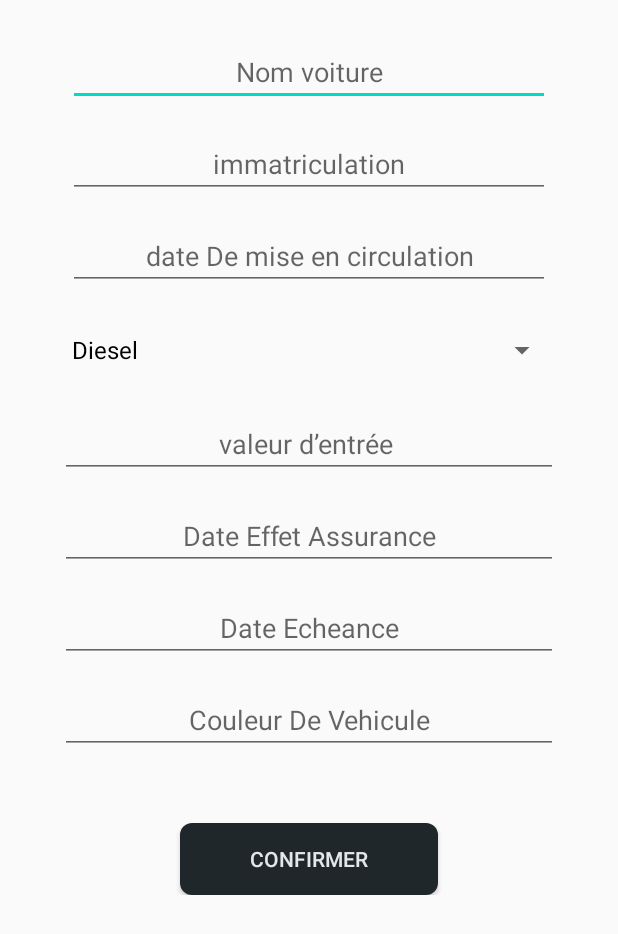
After one commit to Vanhayten/Gestion_Location_php, an Android app: the Ajoute_vihicule screen opened directly, with no data from a screen before it, on a phone screen of 412 x 824 dp. The commit adds this screen. Shown: the top 934 px of the screen. Run offline under Robolectric (Android 15) with nearby library versions, the phone set to English and light mode, and no system bars.

Commit message:
page Ajoute

```diff
--- a/app/src/main/AndroidManifest.xml
+++ b/app/src/main/AndroidManifest.xml
@@ -9,7 +9,8 @@
         android:roundIcon="@mipmap/ic_launcher_round"
         android:supportsRtl="true"
         android:theme="@style/AppTheme">
-        <activity android:name=".entretiens"></activity>
+        <activity android:name=".Ajoute_vihicule"></activity>
+        <activity android:name=".entretiens" />
         <activity android:name=".assurances" />
         <activity android:name=".calendrier" />
         <activity android:name=".creer_compte" />
--- /dev/null
+++ b/app/src/main/java/com/example/gestionlocationnew/Ajoute_vihicule.java
@@ -0,0 +1,54 @@
+package com.example.gestionlocationnew;
+
+import androidx.appcompat.app.AppCompatActivity;
+
+import android.content.Intent;
+import android.os.Bundle;
+import android.view.View;
+import android.widget.ArrayAdapter;
+import android.widget.EditText;
+import android.widget.Spinner;
+import android.widget.Toast;
+
+import org.w3c.dom.Text;
+
+import java.util.ArrayList;
+
+public class Ajoute_vihicule extends AppCompatActivity {
+EditText text1,text2,text3,text4,text5,text6,text7;
+Spinner spinner;
+gestion_location DB;
+    @Override
+    protected void onCreate(Bundle savedInstanceState) {
+        super.onCreate(savedInstanceState);
+        setContentView(R.layout.activity_ajoute_vihicule);
+        DB = new gestion_location(this);
+        spinner = (Spinner)findViewById(R.id.vihicule_marque);
+        ArrayList<String> arrayList  = new ArrayList<String>();
+        arrayList.add("Diesel");
+        arrayList.add("Essence");
+        arrayList.add("Hbride");
+        ArrayAdapter<String> arrayAdapter = new ArrayAdapter<String>(this,R.layout.support_simple_spinner_dropdown_item,arrayList);
+        spinner.setAdapter(arrayAdapter);
+    }
+
+    public void Confirmer_lajoute(View view) {
+        text1 = (EditText)findViewById(R.id.vihicule_Nom);
+        text2 = (EditText)findViewById(R.id.vihicule_Date_Circulation);
+        text3 = (EditText)findViewById(R.id.vihicule_Imatricule);
+        //--marque spinner
+        text4 = (EditText)findViewById(R.id.vihicule_Valeur_entrer);
+        text5 = (EditText)findViewById(R.id.vihicule_Date_effet);
+        text6 = (EditText)findViewById(R.id.vihicule_Date_echeance);
+        text7 = (EditText)findViewById(R.id.vihicule_Couleur);
+        Boolean result = DB.insert_vehiucle(text1.getText().toString(),text2.getText().toString(),text3.getText().toString(),spinner.getSelectedItem().toString(), Integer.parseInt(text4.getText().toString()),text5.getText().toString(),text6.getText().toString(),text7.getText().toString());
+        if(result){
+            Toast.makeText(this, "Bien ajoute", Toast.LENGTH_SHORT).show();
+            Intent I = new Intent(this,vehicules.class);
+            startActivity(I);
+        }else{
+            Toast.makeText(this, "Erreur d'ajoute", Toast.LENGTH_SHORT).show();
+        }
+
+    }
+}
--- a/app/src/main/java/com/example/gestionlocationnew/gestion_location.java
+++ b/app/src/main/java/com/example/gestionlocationnew/gestion_location.java
@@ -30,6 +30,7 @@ public class gestion_location extends SQLiteOpenHelper {
 
     //declaration table véhicules
     private static final String Table3 = "véhicules";
+    private static final String Col_Marque_Vihicule = "MarqueVihicule";
     private static final String Col_DateCirculation = "DateCirculation";
     private static final String Col_immatriculation = "immatriculation";
     private static final String Col_MarqueCombustion = "MarqueCombustion";
@@ -101,14 +102,13 @@ public class gestion_location extends SQLiteOpenHelper {
     public void onCreate(SQLiteDatabase db) {
         String table1 = "Create table "+Table1+" ("+Col_login+" text primary key ,"+Col_Mdp+" text,"+Col_Nom+" text,"+Col_Prenom+" text,"+Col_Role+" text)";
         String table2 = "Create table "+Table2+" ("+Col_nom+" text  ,"+Col_prenom+" text,"+Col_adresse+" text,"+Col_cin+" text primary key,"+Col_tel+" text,"+Col_activité+" text)";
-        String table3 = "Create table "+Table3+" ("+Col_DateCirculation+" date ,"+Col_immatriculation+" text primary key,"+Col_MarqueCombustion+" text,"+Col_ValeurDentrée+" Integer,"+Col_Date_Effet_Assurance+" date,"+Col_Date_Echeance+" date,"+Col_Couleur_Vehicule+" text)";
+        String table3 = "Create table "+Table3+" ("+Col_Marque_Vihicule+" text ,"+Col_DateCirculation+" date ,"+Col_immatriculation+" text primary key,"+Col_MarqueCombustion+" text,"+Col_ValeurDentrée+" Integer,"+Col_Date_Effet_Assurance+" date,"+Col_Date_Echeance+" date,"+Col_Couleur_Vehicule+" text)";
         String table4 = "Create table "+Table4+" ("+Col_IdRecette+" text primary key ,"+Col_NbJour+" integer,"+Col_prix+" integer,"+Col_DateEncaissement+" date,"+Col_MoyenPayment+" integer,"+Col_immatriculationR+" text)";
         String table5 = "Create table "+Table5+" ("+Col_IdCharge+" text primary key ,"+Col_Date+" date,"+Col_Montant+" integer,"+Col_Payment+" text)";
         String table6 = "Create table "+Table6+" ("+Col_IdEvenement+" text primary key,"+Col_DateDebut+" date ,"+Col_DateFin+" date,"+Col_Rappel+" text,"+Col_Nature+" text,"+Col_Responsable+" text)";
         String table7 = "Create table "+Table7+" ("+Col_imatriculation_reparation+" text,"+Col_pieces_changes+" text,"+Col_main_douvre+" TEXT,"+Col_ref_facture+" TEXT,"+Col_date_reparation+"  DATE,"+Col_montant_reparation+" integer)";
         String table8 = "Create table "+Table8+" ("+Col_imatriculation_asurance+" text,"+Col_date_debut_assurance+" date,"+Col_date_fin_assurance+" TEXT,"+Col_compagnie_assurance+" text,"+Col_prime_assurance+" integer)";
         String table9 = "Create table "+Table9+" ("+Col_imatriculation_sinistre+" text,"+Col_date_sinistre+" date,"+Col_ganre_daccident+" TEXT,"+Col_montant_reparation_sinistre+" Integer,"+Col_responsabilite+" Text,"+Col_MONTANT_PRIS_EN_CHARGE+" Integer)";
-
 
         db.execSQL(table1);
         db.execSQL(table2);
@@ -155,10 +155,11 @@ public class gestion_location extends SQLiteOpenHelper {
     }
 
     //methode ajouter vehucle
-    public boolean insert_vehiucle(String date , String imatricul, String marque, Integer valeur, String Date_Effet, String Date_echance, String couleur){
+    public boolean insert_vehiucle(String Nom,String date , String imatricul, String marque, Integer valeur, String Date_Effet, String Date_echance, String couleur){
         boolean res=false;
         SQLiteDatabase db = this.getWritableDatabase();
         ContentValues tab_ch1 = new ContentValues();
+        tab_ch1.put(Col_Marque_Vihicule,Nom);
         tab_ch1.put(Col_DateCirculation,date);
         tab_ch1.put(Col_immatriculation,imatricul);
         tab_ch1.put(Col_MarqueCombustion,marque);
--- a/app/src/main/java/com/example/gestionlocationnew/vehicules.java
+++ b/app/src/main/java/com/example/gestionlocationnew/vehicules.java
@@ -123,4 +123,8 @@ public class vehicules extends AppCompatActivity implements NavigationView.OnNav
         return false;
     }
 
+    public void Page_Ajoute(View view) {
+        Intent Ajouter = new Intent(this,Ajoute_vihicule.class);
+        startActivity(Ajouter);
+    }
 }
--- /dev/null
+++ b/app/src/main/res/layout/activity_ajoute_vihicule.xml
@@ -0,0 +1,125 @@
+<?xml version="1.0" encoding="utf-8"?>
+<ScrollView
+    xmlns:android="http://schemas.android.com/apk/res/android"
+    xmlns:app="http://schemas.android.com/apk/res-auto"
+    xmlns:tools="http://schemas.android.com/tools"
+    android:layout_width="match_parent"
+    android:layout_height="match_parent"
+    tools:context=".Ajoute_vihicule">
+
+    <LinearLayout
+        android:layout_width="match_parent"
+        android:layout_height="match_parent"
+        android:orientation="vertical">
+<EditText
+        android:id="@+id/vihicule_Nom"
+        android:layout_width="match_parent"
+        android:layout_height="wrap_content"
+        android:layout_marginLeft="45dp"
+        android:layout_marginRight="45dp"
+        android:layout_marginTop="25dp"
+        android:hint="Nom voiture"
+        android:gravity="center_horizontal"
+        android:layout_centerInParent="true"
+        />
+
+ <EditText
+     android:id="@+id/vihicule_Imatricule"
+        android:layout_width="match_parent"
+        android:layout_height="wrap_content"
+        android:layout_marginLeft="45dp"
+        android:layout_marginRight="45dp"
+        android:layout_marginTop="16dp"
+        android:hint="immatriculation"
+        android:gravity="center_horizontal"
+        android:layout_centerInParent="true"
+        />
+
+        <EditText
+            android:id="@+id/vihicule_Date_Circulation"
+            android:layout_width="match_parent"
+            android:layout_height="wrap_content"
+            android:layout_centerInParent="true"
+            android:layout_marginLeft="45dp"
+            android:layout_marginTop="16dp"
+            android:layout_marginRight="45dp"
+            android:gravity="center_horizontal"
+            android:hint="date De mise en circulation"
+            android:inputType="date" />
+
+        <Spinner
+            android:id="@+id/vihicule_marque"
+            android:layout_width="match_parent"
+            android:layout_height="wrap_content"
+            android:layout_marginLeft="40dp"
+            android:layout_marginRight="40dp"
+            android:layout_marginTop="16dp"
+            android:hint="marque combustion"
+            android:gravity="center_horizontal"
+            android:layout_centerInParent="true"
+            />
+
+        <EditText
+            android:id="@+id/vihicule_Valeur_entrer"
+            android:layout_width="match_parent"
+            android:layout_height="wrap_content"
+            android:layout_centerInParent="true"
+            android:layout_marginLeft="40dp"
+            android:layout_marginTop="16dp"
+            android:layout_marginRight="40dp"
+            android:gravity="center_horizontal"
+            android:hint="valeur d’entrée "
+            android:inputType="number" />
+
+        <EditText
+            android:id="@+id/vihicule_Date_effet"
+            android:layout_width="match_parent"
+            android:layout_height="wrap_content"
+            android:layout_centerInParent="true"
+            android:layout_marginLeft="40dp"
+            android:layout_marginTop="16dp"
+            android:layout_marginRight="40dp"
+            android:gravity="center_horizontal"
+            android:hint="Date Effet Assurance"
+            android:inputType="date" />
+
+        <EditText
+            android:id="@+id/vihicule_Date_echeance"
+            android:layout_width="match_parent"
+            android:layout_height="wrap_content"
+            android:layout_centerInParent="true"
+            android:layout_marginLeft="40dp"
+            android:layout_marginTop="16dp"
+            android:layout_marginRight="40dp"
+            android:gravity="center_horizontal"
+            android:hint="Date Echeance"
+            android:inputType="date" />
+        <EditText
+            android:id="@+id/vihicule_Couleur"
+            android:layout_width="match_parent"
+            android:layout_height="wrap_content"
+            android:layout_marginLeft="40dp"
+            android:layout_marginRight="40dp"
+            android:layout_marginTop="16dp"
+            android:hint="Couleur De Vehicule"
+            android:gravity="center_horizontal"
+            android:layout_centerInParent="true"
+            />
+
+        <Button
+            android:layout_width="match_parent"
+            android:layout_height="wrap_content"
+            android:layout_marginLeft="120dp"
+            android:layout_marginRight="120dp"
+            android:layout_marginTop="46dp"
+            android:text="Confirmer"
+            android:onClick="Confirmer_lajoute"
+            android:textColor="@color/NAVwhite_theme10"
+            android:background="@drawable/rounded_buttom"
+            />
+
+
+
+    </LinearLayout>
+
+</ScrollView>
--- a/app/src/main/res/layout/activity_login.xml
+++ b/app/src/main/res/layout/activity_login.xml
@@ -49,7 +49,6 @@
         android:layout_width="172dp"
         android:layout_height="48dp"
         android:layout_marginTop="276dp"
-
         android:onClick="connection"
         android:text="Connection"
         app:layout_constraintEnd_toEndOf="parent"
--- a/app/src/main/res/layout/activity_main.xml
+++ b/app/src/main/res/layout/activity_main.xml
@@ -91,6 +91,7 @@
                     android:drawableLeft="@drawable/ic_add_black_24dp"
                     android:drawablePadding="4dp"
                     android:text="Ajouter"
+                    android:onClick="Page_Ajoute"
                     android:textColor="@color/NAVwhite_theme50">
 
                 </Button>
```
Also changed, not shown: app/src/main/res/menu/mipmap-xxxhdpi/ic_launcher.png (renamed from app/src/main/res/mipmap-xxxhdpi/ic_launcher.png), app/src/main/res/menu/mipmap-xxxhdpi/ic_launcher_round.png (renamed from app/src/main/res/mipmap-xxxhdpi/ic_launcher_round.png).
